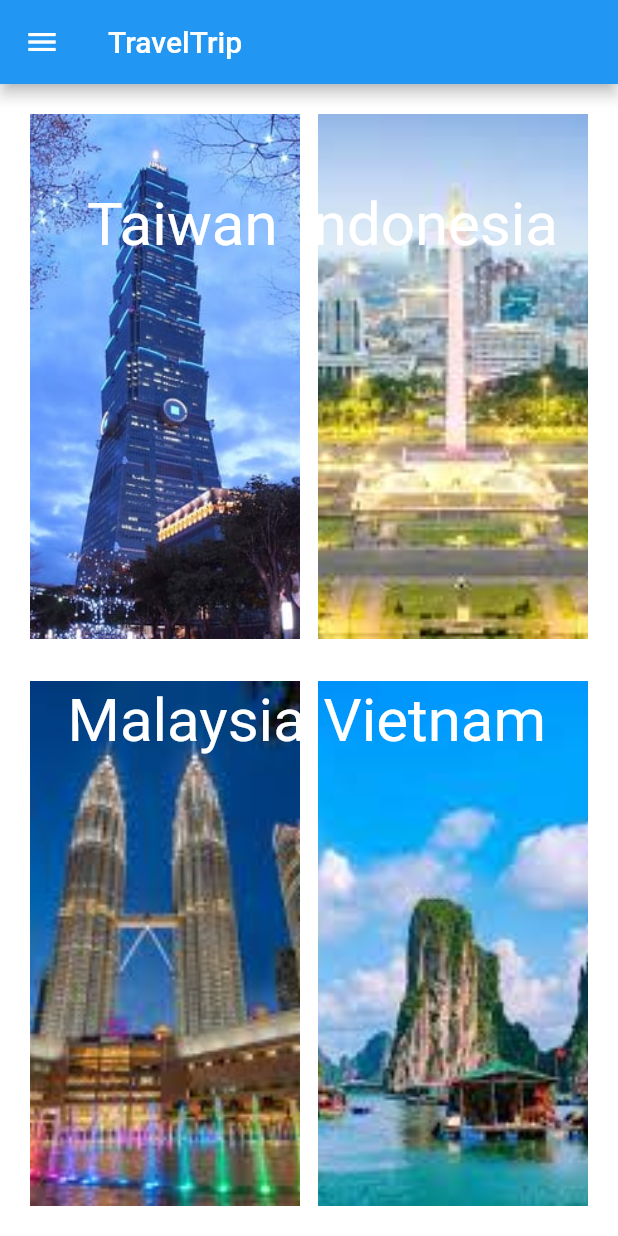
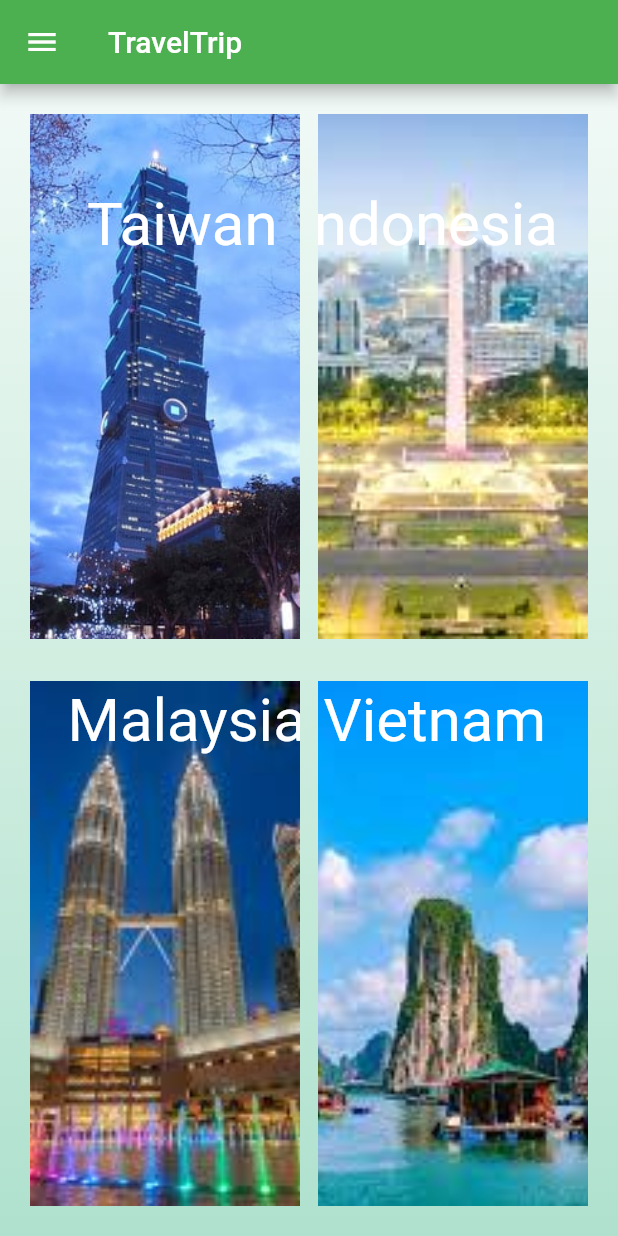
Before and after one commit to StevenX1907/TravelTrip, a Flutter app: the HomeScreen screen opened directly, on a phone screen of 412 x 824 dp. Run offline on Flutter 3.47's test engine with Material 2 defaults, Android fonts, the phone set to English and light mode, and no system bars; our stand-ins replace country_code_picker, firebase_auth, firebase_core; missing offline and left inert: flutter_emoji; accounts and stored records are empty.

Commit message:
update appBar color for dark mode

```diff
--- a/lib/screens/home_screen.dart
+++ b/lib/screens/home_screen.dart
@@ -1,10 +1,14 @@
 import 'package:flutter/cupertino.dart';
 import 'package:flutter/material.dart';
+import 'package:provider/provider.dart';
 import 'package:travel_trip_application/reusable_widgets/side_menu.dart';
 import 'package:travel_trip_application/screens/countryScreens/indonesia_screen.dart';
 import 'package:travel_trip_application/screens/countryScreens/malaysia_screen.dart';
 import 'package:travel_trip_application/screens/countryScreens/taiwan_screen.dart';
 import 'package:travel_trip_application/screens/countryScreens/vietnam_screen.dart';
+import 'package:travel_trip_application/screens/utils/utils.dart';
+
+import '../reusable_widgets/dark_mode.dart';
 
 class HomeScreen extends StatefulWidget {
   const HomeScreen({Key? key}) : super(key: key);
@@ -20,13 +24,25 @@ class _HomeScreenState extends State<HomeScreen> {
 
   @override
   Widget build(BuildContext context) {
+    final darkModeProvider = Provider.of<DarkModeExample>(context);
+    Color appBarColor = Colors.green;
+    final isDarkMode = darkModeProvider.isDarkMode;
+    appBarColor = isDarkMode ? Colors.black : Colors.green;
     return Scaffold(
-      backgroundColor: isDarkMode ? Colors.black : Colors.white,
       drawer: NavDrawer(),
       appBar: AppBar(
         title: Text('TravelTrip'),
+        backgroundColor: appBarColor,
       ),
-      body: Center(
+      body: Container(
+        width: MediaQuery.of(context).size.width,
+        height: MediaQuery.of(context).size.height,
+        decoration: BoxDecoration(
+            gradient: LinearGradient(colors: [
+              hexStringToColor("F1F9F6"),
+              hexStringToColor("D1EEE1"),
+              hexStringToColor("AFE1CE")
+            ], begin: Alignment.topCenter, end: Alignment.bottomCenter)),
         child: Stack(
           children: [
             Positioned(
```
